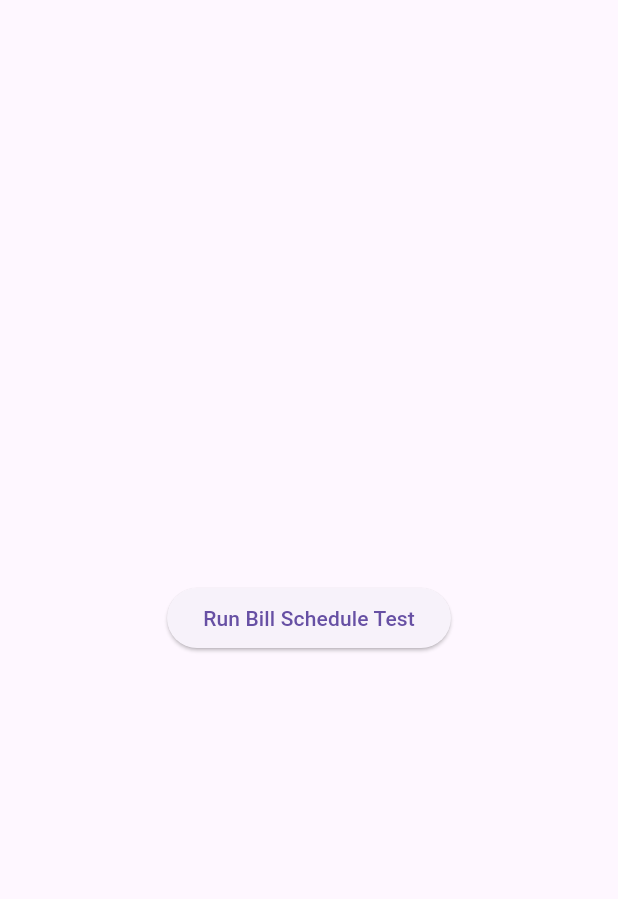
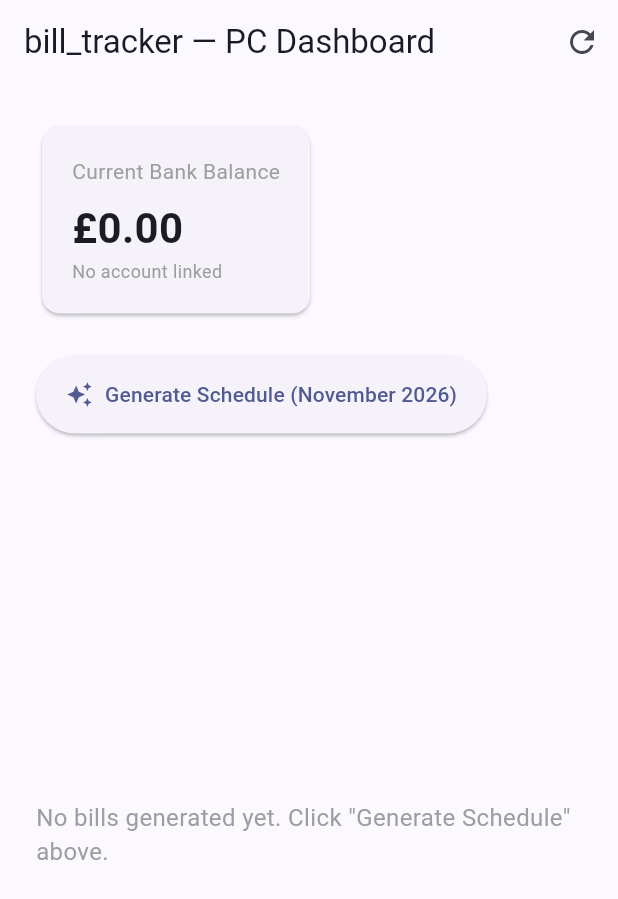
Before and after one commit to C-Anslow/bill-tracker, a Flutter app: the screen it shows after launch, on a phone screen of 412 x 824 dp. Shown: the top 899 px of the screen. Run offline on Flutter 3.47's test engine with Material 3 defaults, Android fonts, the phone set to English and light mode, and no system bars; our stand-ins replace supabase_flutter; accounts and stored records are empty.

Commit message:
feat: implement initial PC dashboard view with live balance and bill schedule list

```diff
--- a/lib/main.dart
+++ b/lib/main.dart
@@ -1,66 +1,20 @@
+// url: 'https://axarumiwsfaiydrhnsqm.supabase.co',
+// publishableKey: 'sb_publishable_17Zrz8q7f4D0dULHieSjyQ_ASByHgSz',
+
 import 'package:flutter/material.dart';
 import 'package:supabase_flutter/supabase_flutter.dart';
-import 'services/bill_repository.dart';
+import 'views/dashboard_view.dart';
 
 void main() async {
   WidgetsFlutterBinding.ensureInitialized();
 
-  // Initialize Supabase client
   await Supabase.initialize(
     url: 'https://axarumiwsfaiydrhnsqm.supabase.co',
     publishableKey: 'sb_publishable_17Zrz8q7f4D0dULHieSjyQ_ASByHgSz',
   );
 
-  runApp(const MyApp());
+  runApp(const BillTrackerApp());
 }
-
-class MyApp extends StatelessWidget {
-  const MyApp({super.key});
-
-  @override
-  Widget build(BuildContext context) {
-    return MaterialApp(
-      home: Scaffold(
-        body: Center(
-          child: ElevatedButton(
-            onPressed: () async {
-              print('--- STARTING RPC TEST ---');
-              final repo = BillRepository();
-
-              try {
-                // 1. Fetch current bank balance
-                final bank = await repo.fetchCurrentBankAccount();
-                print('Bank Balance: £${bank?.currentBalance.toStringAsFixed(2)}');
-
-                // 2. Call the PL/pgSQL function via RPC
-                final headerId = await repo.generateSchedule(
-                  periodName: 'November 2026',
-                  startDate: DateTime(2026, 11, 1),
-                  endDate: DateTime(2026, 11, 30),
-                );
-                print('Schedule Header Generated ID: $headerId');
-
-                // 3. Query the generated bill details
-                final bills = await repo.fetchBillDetails(headerId);
-                print('Retrieved ${bills.length} bills from bill_detail:');
-                for (var b in bills) {
-                  print(' - ${b.dueDate.toIso8601String().split('T').first}: ${b.nameSnapshot} (£${b.amountSnapshot})');
-                }
-                print('--- RPC TEST COMPLETE ---');
-              } catch (e, stack) {
-                print('Error running RPC test: $e');
-                print(stack);
-              }
-            },
-            child: const Text('Run Bill Schedule Test'),
-          ),
-        ),
-      ),
-    );
-  }
-}
-
-final supabase = Supabase.instance.client;
 
 class BillTrackerApp extends StatelessWidget {
   const BillTrackerApp({super.key});
@@ -68,32 +22,20 @@ class BillTrackerApp extends StatelessWidget {
   @override
   Widget build(BuildContext context) {
     return MaterialApp(
-      title: 'Bill Tracker Test',
-      home: Scaffold(
-        appBar: AppBar(title: const Text('Supabase Connection Test')),
-        body: FutureBuilder<List<Map<String, dynamic>>>(
-          future: supabase.from('bill_frequency').select().order('sort_order'),
-          builder: (context, snapshot) {
-            if (snapshot.connectionState == ConnectionState.waiting) {
-              return const Center(child: CircularProgressIndicator());
-            }
-            if (snapshot.hasError) {
-              return Center(child: Text('Error: ${snapshot.error}'));
-            }
-            final data = snapshot.data ?? [];
-            return ListView.builder(
-              itemCount: data.length,
-              itemBuilder: (context, index) {
-                final row = data[index];
-                return ListTile(
-                  title: Text('Sort Order: ${row['sort_order']}'),
-                  subtitle: Text('Unit: ${row['date_part']} | Multiplier: ${row['multiplier']}'),
-                );
-              },
-            );
-          },
-        ),
+      title: 'bill_tracker',
+      debugShowCheckedModeBanner: false,
+      theme: ThemeData(
+        useMaterial3: true,
+        colorSchemeSeed: Colors.indigo,
+        brightness: Brightness.light,
       ),
+      darkTheme: ThemeData(
+        useMaterial3: true,
+        colorSchemeSeed: Colors.indigo,
+        brightness: Brightness.dark,
+      ),
+      themeMode: ThemeMode.system,
+      home: const DashboardView(),
     );
   }
 }
--- /dev/null
+++ b/lib/views/dashboard_view.dart
@@ -0,0 +1,207 @@
+import 'package:flutter/material.dart';
+import '../models/bank_account.dart';
+import '../models/bill_detail.dart';
+import '../services/bill_repository.dart';
+
+class DashboardView extends StatefulWidget {
+  const DashboardView({super.key});
+
+  @override
+  State<DashboardView> createState() => _DashboardViewState();
+}
+
+class _DashboardViewState extends State<DashboardView> {
+  final _repository = BillRepository();
+
+  BankAccount? _account;
+  List<BillDetail> _bills = [];
+  bool _isLoading = false;
+  String? _currentHeaderId;
+
+  // Default date window: November 2026
+  DateTime _startDate = DateTime(2026, 11, 1);
+  DateTime _endDate = DateTime(2026, 11, 30);
+  String _periodName = 'November 2026';
+
+  @override
+  void initState() {
+    super.initState();
+    _loadDashboardData();
+  }
+
+  Future<void> _loadDashboardData() async {
+    setState(() => _isLoading = true);
+    try {
+      final account = await _repository.fetchCurrentBankAccount();
+      setState(() => _account = account);
+    } catch (e) {
+      _showSnackBar('Error loading account: $e');
+    } finally {
+      setState(() => _isLoading = false);
+    }
+  }
+
+  Future<void> _generateAndFetchSchedule() async {
+    setState(() => _isLoading = true);
+    try {
+      final headerId = await _repository.generateSchedule(
+        periodName: _periodName,
+        startDate: _startDate,
+        endDate: _endDate,
+      );
+      final details = await _repository.fetchBillDetails(headerId);
+
+      setState(() {
+        _currentHeaderId = headerId;
+        _bills = details;
+      });
+
+      _showSnackBar('Schedule generated successfully!');
+    } catch (e) {
+      _showSnackBar('Error generating schedule: $e');
+    } finally {
+      setState(() => _isLoading = false);
+    }
+  }
+
+  void _showSnackBar(String message) {
+    ScaffoldMessenger.of(context).showSnackBar(
+      SnackBar(content: Text(message)),
+    );
+  }
+
+  @override
+  Widget build(BuildContext context) {
+    return Scaffold(
+      appBar: AppBar(
+        title: const Text('bill_tracker — PC Dashboard'),
+        actions: [
+          IconButton(
+            icon: const Icon(Icons.refresh),
+            onPressed: _loadDashboardData,
+            tooltip: 'Refresh Balance',
+          ),
+        ],
+      ),
+      body: _isLoading
+          ? const Center(child: CircularProgressIndicator())
+          : Padding(
+        padding: const EdgeInsets.all(24.0),
+        child: Column(
+          crossAxisAlignment: CrossAxisAlignment.start,
+          children: [
+            // --- TOP SUMMARY CARDS ---
+            _buildSummarySection(),
+            const SizedBox(height: 24),
+
+            // --- CONTROLS BAR ---
+            _buildControlsBar(),
+            const SizedBox(height: 24),
+
+            // --- BILLS DATA TABLE ---
+            Expanded(
+              child: _buildBillsTable(),
+            ),
+          ],
+        ),
+      ),
+    );
+  }
+
+  Widget _buildSummarySection() {
+    return Row(
+      children: [
+        Card(
+          child: Padding(
+            padding: const EdgeInsets.all(20.0),
+            child: Column(
+              crossAxisAlignment: CrossAxisAlignment.start,
+              children: [
+                const Text(
+                  'Current Bank Balance',
+                  style: TextStyle(fontSize: 14, color: Colors.grey),
+                ),
+                const SizedBox(height: 8),
+                Text(
+                  _account != null
+                      ? '£${_account!.currentBalance.toStringAsFixed(2)}'
+                      : '£0.00',
+                  style: const TextStyle(
+                    fontSize: 28,
+                    fontWeight: FontWeight.bold,
+                  ),
+                ),
+                Text(
+                  _account?.name ?? 'No account linked',
+                  style: const TextStyle(fontSize: 12, color: Colors.grey),
+                ),
+              ],
+            ),
+          ),
+        ),
+      ],
+    );
+  }
+
+  Widget _buildControlsBar() {
+    return Row(
+      children: [
+        ElevatedButton.icon(
+          onPressed: _generateAndFetchSchedule,
+          icon: const Icon(Icons.auto_awesome),
+          label: Text('Generate Schedule ($_periodName)'),
+          style: ElevatedButton.styleFrom(
+            padding: const EdgeInsets.symmetric(horizontal: 20, vertical: 16),
+          ),
+        ),
+        if (_currentHeaderId != null) ...[
+          const SizedBox(width: 16),
+          Chip(
+            label: Text('Active Header: ${_currentHeaderId!.substring(0, 8)}...'),
+            avatar: const Icon(Icons.check_circle, color: Colors.green, size: 18),
+          ),
+        ],
+      ],
+    );
+  }
+
+  Widget _buildBillsTable() {
+    if (_bills.isEmpty) {
+      return const Center(
+        child: Text(
+          'No bills generated yet. Click "Generate Schedule" above.',
+          style: TextStyle(color: Colors.grey, fontSize: 16),
+        ),
+      );
+    }
+
+    return Card(
+      child: ListView.separated(
+        itemCount: _bills.length,
+        separatorBuilder: (context, index) => const Divider(height: 1),
+        itemBuilder: (context, index) {
+          final bill = _bills[index];
+          final dateStr = bill.dueDate.toIso8601String().split('T').first;
+
+          return ListTile(
+            leading: CircleAvatar(
+              child: Text('${index + 1}'),
+            ),
+            title: Text(
+              bill.nameSnapshot,
+              style: const TextStyle(fontWeight: FontWeight.w600),
+            ),
+            subtitle: Text('Due: $dateStr'),
+            trailing: Text(
+              '£${bill.amountSnapshot.toStringAsFixed(2)}',
+              style: const TextStyle(
+                fontSize: 16,
+                fontWeight: FontWeight.bold,
+              ),
+            ),
+          );
+        },
+      ),
+    );
+  }
+}
```
